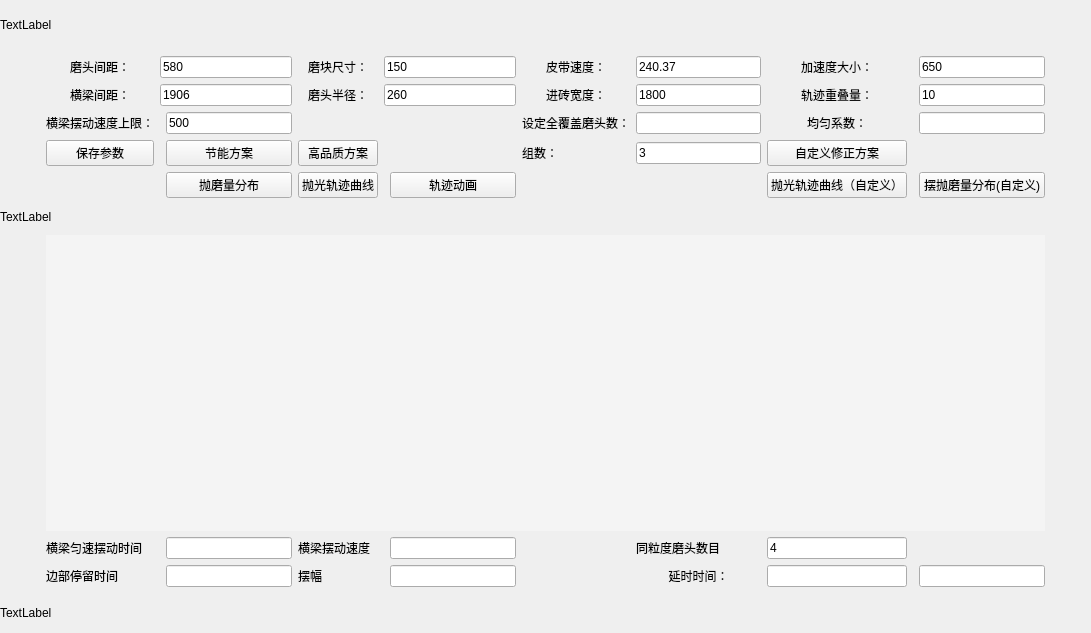
This is Double_Calc.ui in wuheideyun/PolishingParameterNew as Qt 5 draws it before an edit. The edited form follows.
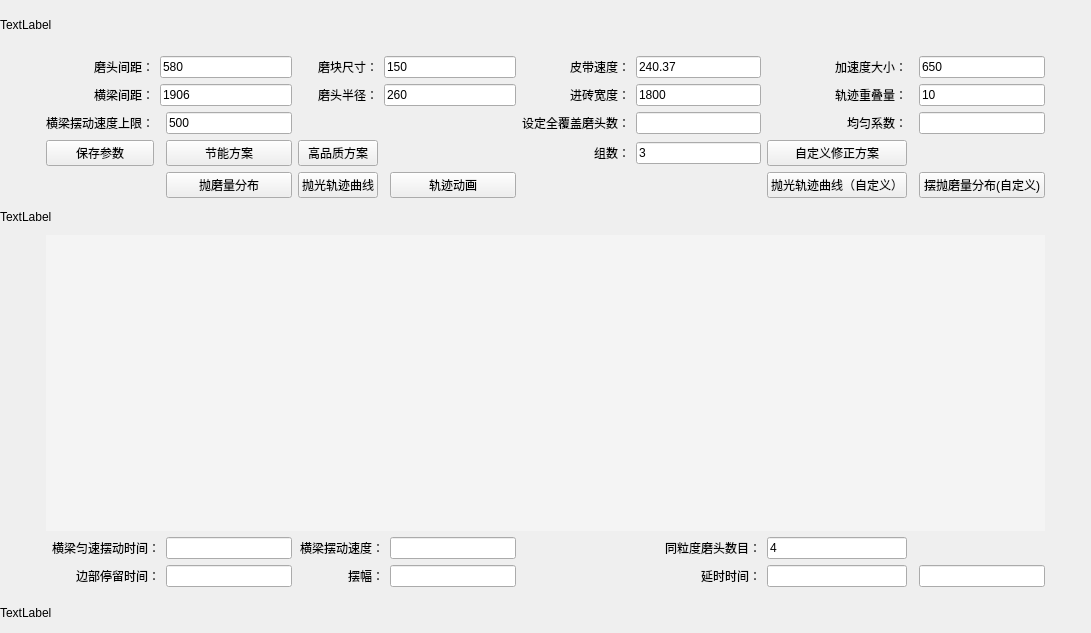
This is the edited form.

Patch:
```diff
--- a/Double_Calc.ui
+++ b/Double_Calc.ui
@@ -61,7 +61,7 @@
     <item row="1" column="7">
      <widget class="QLabel" name="label_belt_speed">
       <property name="text">
-       <string>&lt;html&gt;&lt;head/&gt;&lt;body&gt;&lt;p align=&quot;center&quot;&gt;皮带速度：&lt;/p&gt;&lt;/body&gt;&lt;/html&gt;</string>
+       <string>&lt;html&gt;&lt;head/&gt;&lt;body&gt;&lt;p align=&quot;right&quot;&gt;皮带速度：&lt;/p&gt;&lt;/body&gt;&lt;/html&gt;</string>
       </property>
      </widget>
     </item>
@@ -99,14 +99,14 @@
     <item row="14" column="1" colspan="2">
      <widget class="QLabel" name="label_stay_time">
       <property name="text">
-       <string>边部停留时间</string>
+       <string>&lt;html&gt;&lt;head/&gt;&lt;body&gt;&lt;p align=&quot;right&quot;&gt;边部停留时间：&lt;/p&gt;&lt;/body&gt;&lt;/html&gt;</string>
       </property>
      </widget>
     </item>
     <item row="2" column="7">
      <widget class="QLabel" name="label_ceramic_width">
       <property name="text">
-       <string>&lt;html&gt;&lt;head/&gt;&lt;body&gt;&lt;p align=&quot;center&quot;&gt;进砖宽度：&lt;/p&gt;&lt;/body&gt;&lt;/html&gt;</string>
+       <string>&lt;html&gt;&lt;head/&gt;&lt;body&gt;&lt;p align=&quot;right&quot;&gt;进砖宽度：&lt;/p&gt;&lt;/body&gt;&lt;/html&gt;</string>
       </property>
      </widget>
     </item>
@@ -123,7 +123,7 @@
     <item row="1" column="4">
      <widget class="QLabel" name="label_grind_size">
       <property name="text">
-       <string>&lt;html&gt;&lt;head/&gt;&lt;body&gt;&lt;p align=&quot;center&quot;&gt;磨块尺寸：&lt;/p&gt;&lt;/body&gt;&lt;/html&gt;</string>
+       <string>&lt;html&gt;&lt;head/&gt;&lt;body&gt;&lt;p align=&quot;right&quot;&gt;磨块尺寸：&lt;/p&gt;&lt;/body&gt;&lt;/html&gt;</string>
       </property>
      </widget>
     </item>
@@ -161,14 +161,14 @@
     <item row="14" column="8">
      <widget class="QLabel" name="label_delay_time">
       <property name="text">
-       <string>&lt;html&gt;&lt;head/&gt;&lt;body&gt;&lt;p align=&quot;center&quot;&gt;延时时间：&lt;/p&gt;&lt;/body&gt;&lt;/html&gt;</string>
+       <string>&lt;html&gt;&lt;head/&gt;&lt;body&gt;&lt;p align=&quot;right&quot;&gt;延时时间：&lt;/p&gt;&lt;/body&gt;&lt;/html&gt;</string>
       </property>
      </widget>
     </item>
     <item row="14" column="4" colspan="2">
      <widget class="QLabel" name="label_swing">
       <property name="text">
-       <string>摆幅</string>
+       <string>&lt;html&gt;&lt;head/&gt;&lt;body&gt;&lt;p align=&quot;right&quot;&gt;摆幅：&lt;/p&gt;&lt;/body&gt;&lt;/html&gt;</string>
       </property>
      </widget>
     </item>
@@ -185,7 +185,7 @@
     <item row="2" column="9">
      <widget class="QLabel" name="label_overlap">
       <property name="text">
-       <string>&lt;html&gt;&lt;head/&gt;&lt;body&gt;&lt;p align=&quot;center&quot;&gt;轨迹重叠量：&lt;/p&gt;&lt;/body&gt;&lt;/html&gt;</string>
+       <string>&lt;html&gt;&lt;head/&gt;&lt;body&gt;&lt;p align=&quot;right&quot;&gt;轨迹重叠量：&lt;/p&gt;&lt;/body&gt;&lt;/html&gt;</string>
       </property>
      </widget>
     </item>
@@ -235,28 +235,28 @@
     <item row="1" column="1">
      <widget class="QLabel" name="label_between">
       <property name="text">
-       <string>&lt;html&gt;&lt;head/&gt;&lt;body&gt;&lt;p align=&quot;center&quot;&gt;磨头间距：&lt;/p&gt;&lt;/body&gt;&lt;/html&gt;</string>
+       <string>&lt;html&gt;&lt;head/&gt;&lt;body&gt;&lt;p align=&quot;right&quot;&gt;磨头间距：&lt;/p&gt;&lt;/body&gt;&lt;/html&gt;</string>
       </property>
      </widget>
     </item>
     <item row="13" column="1" colspan="2">
      <widget class="QLabel" name="label_beam_constant_time">
       <property name="text">
-       <string>横梁匀速摆动时间</string>
+       <string>&lt;html&gt;&lt;head/&gt;&lt;body&gt;&lt;p align=&quot;right&quot;&gt;横梁匀速摆动时间：&lt;/p&gt;&lt;/body&gt;&lt;/html&gt;</string>
       </property>
      </widget>
     </item>
     <item row="13" column="8">
      <widget class="QLabel" name="label_num">
       <property name="text">
-       <string>同粒度磨头数目</string>
+       <string>&lt;html&gt;&lt;head/&gt;&lt;body&gt;&lt;p align=&quot;right&quot;&gt;同粒度磨头数目：&lt;/p&gt;&lt;/body&gt;&lt;/html&gt;</string>
       </property>
      </widget>
     </item>
     <item row="2" column="1">
      <widget class="QLabel" name="label_beam_between">
       <property name="text">
-       <string>&lt;html&gt;&lt;head/&gt;&lt;body&gt;&lt;p align=&quot;center&quot;&gt;横梁间距：&lt;/p&gt;&lt;/body&gt;&lt;/html&gt;</string>
+       <string>&lt;html&gt;&lt;head/&gt;&lt;body&gt;&lt;p align=&quot;right&quot;&gt;横梁间距：&lt;/p&gt;&lt;/body&gt;&lt;/html&gt;</string>
       </property>
      </widget>
     </item>
@@ -294,7 +294,7 @@
     <item row="1" column="9">
      <widget class="QLabel" name="label_accelerate">
       <property name="text">
-       <string>&lt;html&gt;&lt;head/&gt;&lt;body&gt;&lt;p align=&quot;center&quot;&gt;加速度大小：&lt;/p&gt;&lt;/body&gt;&lt;/html&gt;</string>
+       <string>&lt;html&gt;&lt;head/&gt;&lt;body&gt;&lt;p align=&quot;right&quot;&gt;加速度大小：&lt;/p&gt;&lt;/body&gt;&lt;/html&gt;</string>
       </property>
      </widget>
     </item>
@@ -343,7 +343,7 @@
     <item row="3" column="9">
      <widget class="QLabel" name="label_coefficient">
       <property name="text">
-       <string>&lt;html&gt;&lt;head/&gt;&lt;body&gt;&lt;p align=&quot;center&quot;&gt;均匀系数：&lt;/p&gt;&lt;/body&gt;&lt;/html&gt;</string>
+       <string>&lt;html&gt;&lt;head/&gt;&lt;body&gt;&lt;p align=&quot;right&quot;&gt;均匀系数：&lt;/p&gt;&lt;/body&gt;&lt;/html&gt;</string>
       </property>
      </widget>
     </item>
@@ -357,14 +357,14 @@
     <item row="4" column="7">
      <widget class="QLabel" name="label_group_count">
       <property name="text">
-       <string>组数：</string>
+       <string>&lt;html&gt;&lt;head/&gt;&lt;body&gt;&lt;p align=&quot;right&quot;&gt;组数：&lt;/p&gt;&lt;/body&gt;&lt;/html&gt;</string>
       </property>
      </widget>
     </item>
     <item row="2" column="4">
      <widget class="QLabel" name="label_radius">
       <property name="text">
-       <string>&lt;html&gt;&lt;head/&gt;&lt;body&gt;&lt;p align=&quot;center&quot;&gt;磨头半径：&lt;/p&gt;&lt;/body&gt;&lt;/html&gt;</string>
+       <string>&lt;html&gt;&lt;head/&gt;&lt;body&gt;&lt;p align=&quot;right&quot;&gt;磨头半径：&lt;/p&gt;&lt;/body&gt;&lt;/html&gt;</string>
       </property>
      </widget>
     </item>
@@ -378,7 +378,7 @@
     <item row="13" column="4" colspan="2">
      <widget class="QLabel" name="label_beam_swing_speed">
       <property name="text">
-       <string>&lt;html&gt;&lt;head/&gt;&lt;body&gt;&lt;p&gt;横梁摆动速度&lt;/p&gt;&lt;/body&gt;&lt;/html&gt;</string>
+       <string>&lt;html&gt;&lt;head/&gt;&lt;body&gt;&lt;p align=&quot;right&quot;&gt;横梁摆动速度：&lt;/p&gt;&lt;/body&gt;&lt;/html&gt;</string>
       </property>
      </widget>
     </item>
```
Left out of the diff: 4 changed lines with no effect on the pictures.
